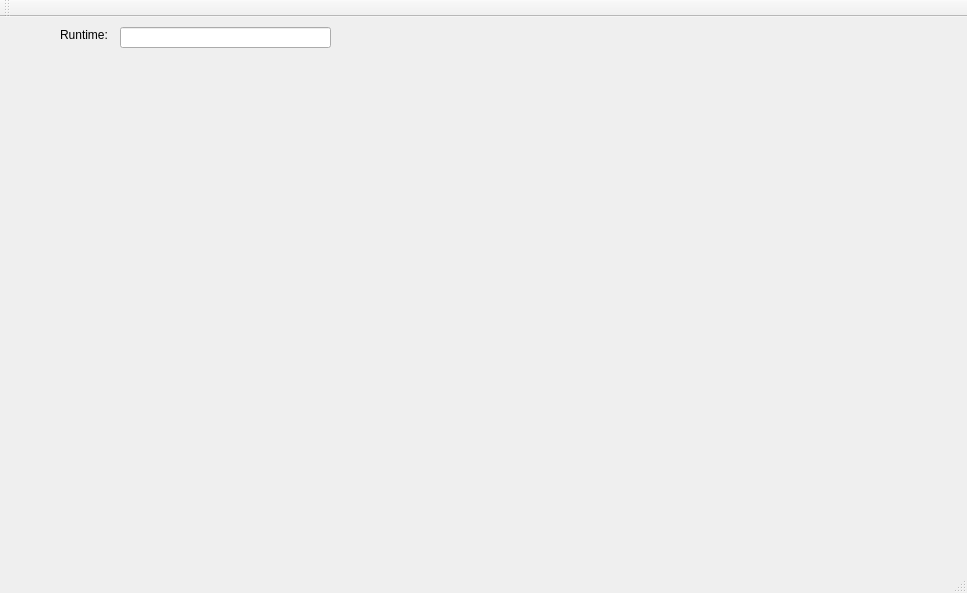
The window that WorldPopulationSimulator/mainwindow.ui (yfedas21/WorldPopulationSimulator) describes before a commit, drawn with Qt 5.
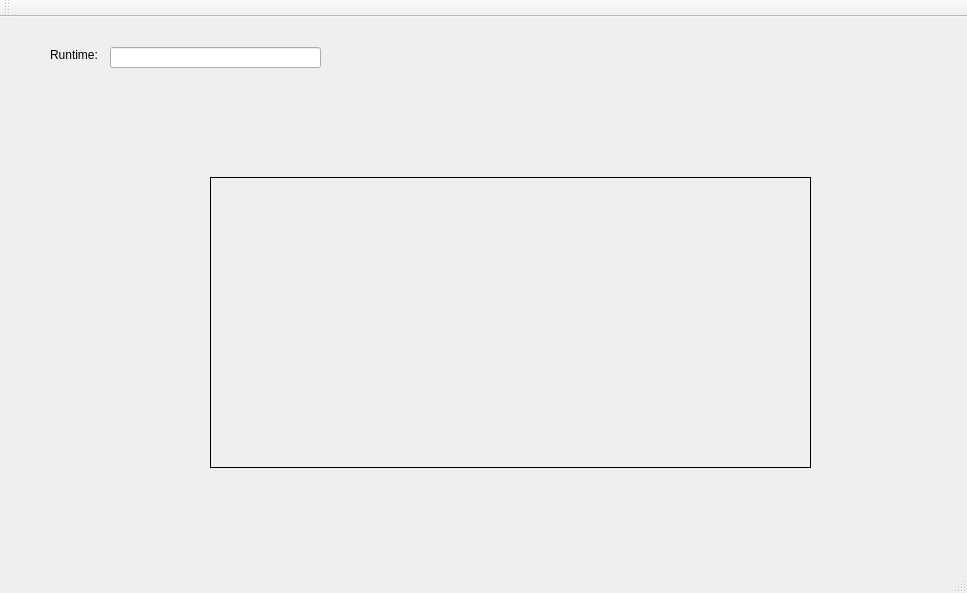
The same window after the commit.

Commit message:
Add a sim_helper class
The sim_helper class will be a class that holds static functions that will be used throughout the simulation process. Such functions include random number generators, initializing variables, and doing calculations.

The edit to the form file:
```diff
--- a/WorldPopulationSimulator/mainwindow.ui
+++ b/WorldPopulationSimulator/mainwindow.ui
@@ -17,8 +17,8 @@
    <widget class="QLabel" name="label">
     <property name="geometry">
      <rect>
-      <x>60</x>
-      <y>10</y>
+      <x>50</x>
+      <y>30</y>
       <width>55</width>
       <height>16</height>
      </rect>
@@ -30,13 +30,40 @@
    <widget class="QLineEdit" name="lineEdit">
     <property name="geometry">
      <rect>
-      <x>120</x>
-      <y>10</y>
+      <x>110</x>
+      <y>30</y>
       <width>211</width>
       <height>21</height>
      </rect>
     </property>
    </widget>
+   <widget class="QLabel" name="label_display">
+    <property name="geometry">
+     <rect>
+      <x>210</x>
+      <y>160</y>
+      <width>601</width>
+      <height>291</height>
+     </rect>
+    </property>
+    <property name="font">
+     <font>
+      <pointsize>18</pointsize>
+     </font>
+    </property>
+    <property name="layoutDirection">
+     <enum>Qt::LeftToRight</enum>
+    </property>
+    <property name="frameShape">
+     <enum>QFrame::Box</enum>
+    </property>
+    <property name="text">
+     <string/>
+    </property>
+    <property name="alignment">
+     <set>Qt::AlignCenter</set>
+    </property>
+   </widget>
   </widget>
   <widget class="QMenuBar" name="menuBar">
    <property name="geometry">
```
Left out of the diff: 2 changed lines with no effect on the pictures. The commit also changes 13 other files.
